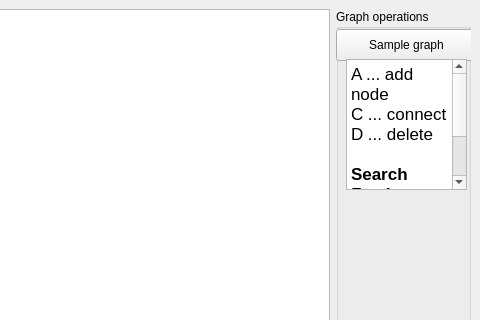
Qt form mainwindow.ui (darthdeus/graphite-gui) before a commit; both pictures show x 559 to 1039 and y 0 to 320 of the 1039 by 802 pixel window.
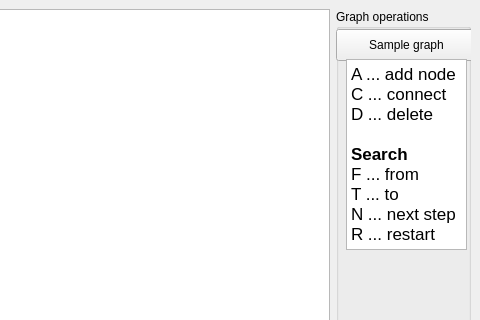
The same form after that commit.

The edit to the form file:
```diff
--- a/mainwindow.ui
+++ b/mainwindow.ui
@@ -51,7 +51,7 @@
          <x>10</x>
          <y>50</y>
          <width>121</width>
-         <height>131</height>
+         <height>191</height>
         </rect>
        </property>
        <property name="html">
@@ -66,7 +66,8 @@
 &lt;p style=&quot; margin-top:0px; margin-bottom:0px; margin-left:0px; margin-right:0px; -qt-block-indent:0; text-indent:0px;&quot;&gt;&lt;span style=&quot; font-weight:600;&quot;&gt;Search&lt;/span&gt;&lt;/p&gt;
 &lt;p style=&quot; margin-top:0px; margin-bottom:0px; margin-left:0px; margin-right:0px; -qt-block-indent:0; text-indent:0px;&quot;&gt;F ... from&lt;/p&gt;
 &lt;p style=&quot; margin-top:0px; margin-bottom:0px; margin-left:0px; margin-right:0px; -qt-block-indent:0; text-indent:0px;&quot;&gt;T ... to&lt;/p&gt;
-&lt;p style=&quot; margin-top:0px; margin-bottom:0px; margin-left:0px; margin-right:0px; -qt-block-indent:0; text-indent:0px;&quot;&gt;N ... next step&lt;/p&gt;&lt;/body&gt;&lt;/html&gt;</string>
+&lt;p style=&quot; margin-top:0px; margin-bottom:0px; margin-left:0px; margin-right:0px; -qt-block-indent:0; text-indent:0px;&quot;&gt;N ... next step&lt;/p&gt;
+&lt;p style=&quot; margin-top:0px; margin-bottom:0px; margin-left:0px; margin-right:0px; -qt-block-indent:0; text-indent:0px;&quot;&gt;R ... restart&lt;/p&gt;&lt;/body&gt;&lt;/html&gt;</string>
        </property>
       </widget>
      </widget>
```
